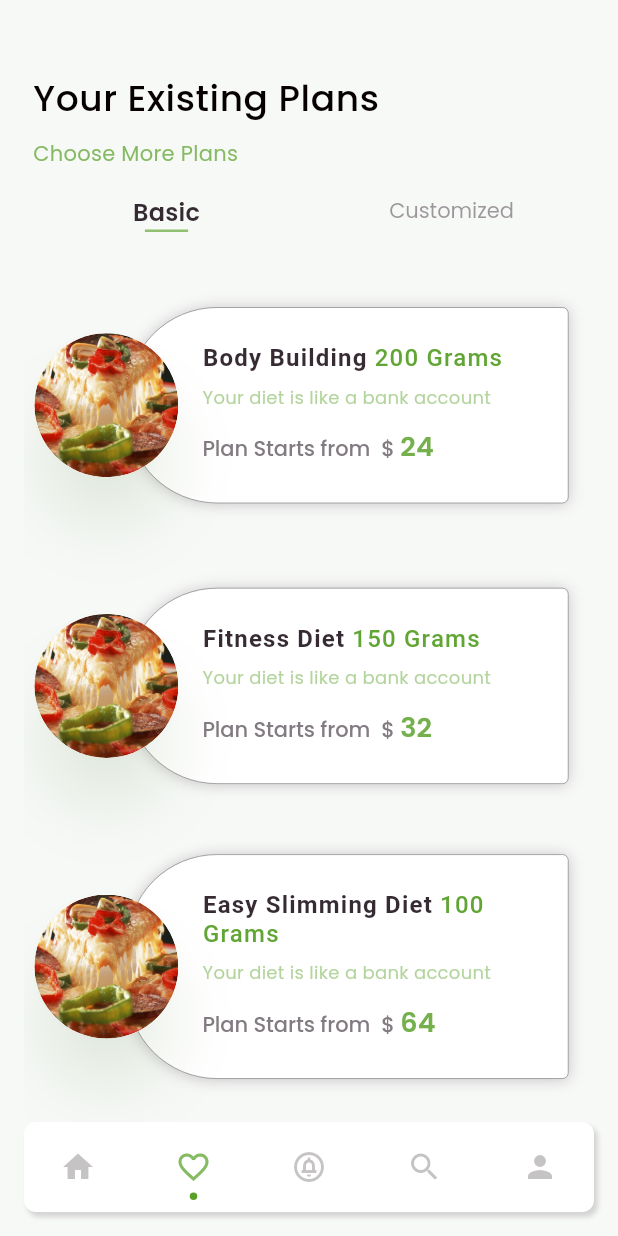
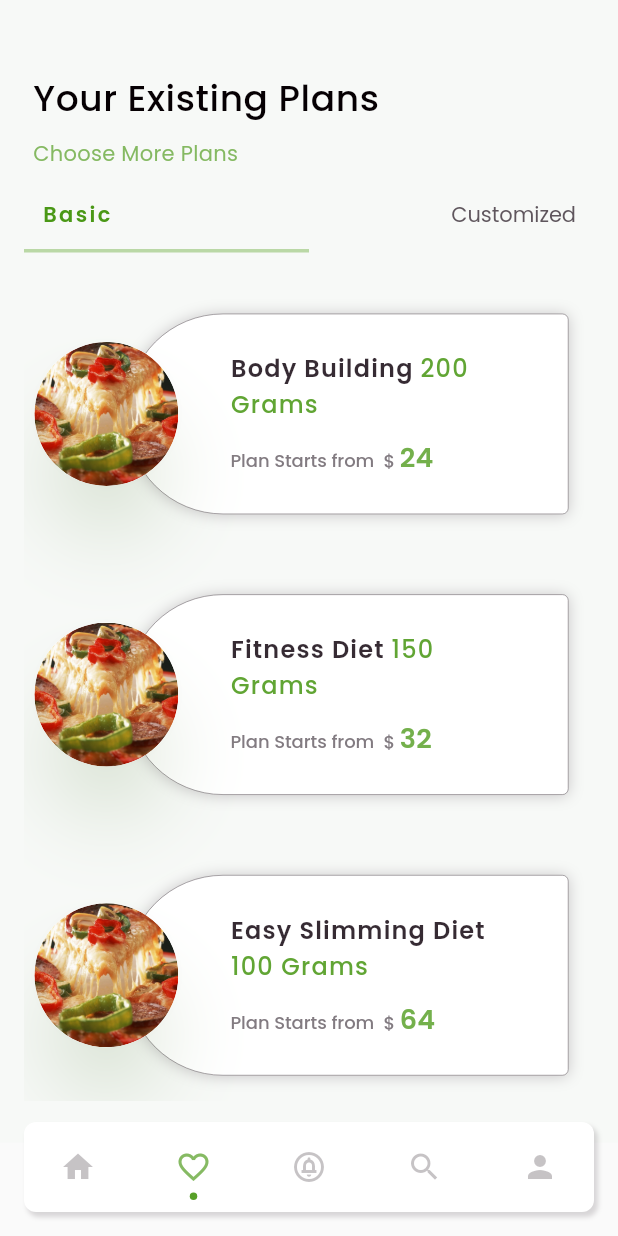
Before and after one commit to NNandhakumar26/AnandaFood, a Flutter app: the screen it shows after launch, item 2 of the bottom bar chosen, on a phone screen of 412 x 824 dp. Run offline on Flutter 3.47's test engine with Material 2 defaults, Android fonts, the light colour scheme and no system bars; drawn by our look-alikes of dot_navigation_bar; our stand-ins replace get, get_storage, lottie; missing offline and left inert: flex_color_picker.

Commit message:
"Second Screen Design"

```diff
--- a/lib/SecondPage/Second_Main.dart
+++ b/lib/SecondPage/Second_Main.dart
@@ -1,15 +1,18 @@
+import 'dart:ui';
+
 import 'package:flutter/material.dart';
 import 'package:flutter/rendering.dart';
 import 'package:get/get.dart';
 import '../Theme.dart';
+import 'AvailablePlansScreen.dart';
+import 'MealCustomizationPlan.dart';
 
 class SecondPage extends StatelessWidget {
   const SecondPage({Key? key}) : super(key: key);
 
   @override
   Widget build(BuildContext context) {
-    return Container(
-      child: SingleChildScrollView(
+    return SingleChildScrollView(
       child: Container(
         padding: EdgeInsets.symmetric(horizontal: 16, vertical: 8),
         color: Style.prime[50]!.withOpacity(0.04),
@@ -54,44 +57,60 @@ class SecondPage extends StatelessWidget {
             DefaultTabController(
               length: 2,
               initialIndex: 0,
-                child: Container(
               child: Column(
                 children: [
                   TabBar(
                     unselectedLabelStyle: Style.subtitle.copyWith(
                       fontWeight: FontWeight.w400,
-                          color: Style.accent[400]!.withOpacity(0.60),
+
+                      // color: Style.accent[400],
                     ),
-                        labelStyle: Style.title.copyWith(
+                    labelStyle: Style.subtitle.copyWith(
                       fontWeight: FontWeight.w600,
-                          color: Style.accent[800]!.withOpacity(0.87),
+                      letterSpacing: 1.6,
+                      // color: Style.accent[800],
                     ),
-                        indicatorColor: Style.prime[300],
-                        indicatorPadding: EdgeInsets.all(8),
+                    labelColor: Style.prime[800],
+                    unselectedLabelColor: Style.accent[400],
+                    indicatorColor: Style.prime[50],
+                    // indicatorPadding: EdgeInsets.all(16),
                     labelPadding: EdgeInsets.all(8),
-                        indicatorWeight: 1.6,
-                        indicatorSize: TabBarIndicatorSize.label,
+                    indicatorWeight: 2.4,
                     tabs: [
-                          Text(
+                      Container(
+                        padding:
+                            EdgeInsets.symmetric(vertical: 4, horizontal: 4),
+                        width: Get.width,
+                        child: Text(
                           'Basic',
                           textAlign: TextAlign.left,
                         ),
-                          Text('Customized'),
+                      ),
+                      Container(
+                        padding:
+                            EdgeInsets.symmetric(vertical: 4, horizontal: 4),
+                        width: Get.width,
+                        child: Text(
+                          'Customized',
+                          textAlign: TextAlign.right,
+                        ),
+                      ),
                     ],
                   ),
                   Container(
-                        height: Get.height,
-                        width: Get.width,
+                    height: Get.height / 1.5,
                     margin: EdgeInsets.symmetric(vertical: 16),
                     child: TabBarView(
                       children: [
-                            Container(
+                        SingleChildScrollView(
+                          physics: BouncingScrollPhysics(),
                           child: Column(
                             children: [
                               PlansContainer(
                                 title: 'Body Building ',
                                 grams: '200 Grams',
                                 price: '24',
+                                first: true,
                               ),
                               SizedBox(
                                 height: 4,
@@ -100,6 +119,7 @@ class SecondPage extends StatelessWidget {
                                 title: 'Fitness Diet ',
                                 grams: '150 Grams',
                                 price: '32',
+                                first: true,
                               ),
                               SizedBox(
                                 height: 4,
@@ -108,17 +128,21 @@ class SecondPage extends StatelessWidget {
                                 title: 'Easy Slimming Diet ',
                                 grams: '100 Grams',
                                 price: '64',
+                                first: true,
                               ),
                             ],
                           ),
                         ),
                         Container(
+                          child: SingleChildScrollView(
+                            physics: BouncingScrollPhysics(),
                             child: Column(
                               children: [
                                 PlansContainer(
                                   title: 'Subscription Apps\'s ',
                                   grams: 'Custom Plan',
                                   price: '54',
+                                  first: false,
                                 ),
                                 SizedBox(
                                   height: 4,
@@ -127,6 +151,7 @@ class SecondPage extends StatelessWidget {
                                   title: 'Body Building ',
                                   grams: '200 Gms',
                                   price: '40',
+                                  first: false,
                                 ),
                                 SizedBox(
                                   height: 4,
@@ -135,6 +160,7 @@ class SecondPage extends StatelessWidget {
                                   title: 'Fitness Diet ',
                                   grams: '150 Gms',
                                   price: '23',
+                                  first: false,
                                 ),
                                 SizedBox(
                                   height: 4,
@@ -143,8 +169,10 @@ class SecondPage extends StatelessWidget {
                                   title: 'Easy Slimming Diet ',
                                   grams: '100 Gms',
                                   price: '30',
+                                  first: false,
                                 )
                               ],
+                            ),
                           ),
                         )
                       ],
@@ -153,12 +181,10 @@ class SecondPage extends StatelessWidget {
                 ],
               ),
             ),
-              ),
             SizedBox(
               height: 4,
             ),
           ],
-          ),
         ),
       ),
     );
@@ -169,11 +195,21 @@ class PlansContainer extends StatelessWidget {
   final title;
   final grams;
   final price;
-  PlansContainer({this.title, this.grams, this.price});
+  final first;
+  PlansContainer({this.title, this.grams, this.price, this.first});
 
   @override
   Widget build(BuildContext context) {
-    return Container(
+    return InkWell(
+      onTap: () {
+        if (first) {
+          Get.to(PlansScreen());
+        } else {
+          Get.to(CustomMealPage());
+        }
+        // Get.to(PlansScreen());
+      },
+      child: Container(
         height: Get.height / 4.5,
         // color: Style.white,
         child: Stack(
@@ -183,20 +219,25 @@ class PlansContainer extends StatelessWidget {
               left: Get.width / 6,
               child: Container(
                 width: Get.width / 1.4,
-              padding: EdgeInsets.only(left: 50, top: 24, bottom: 24),
+                padding: EdgeInsets.only(
+                  left: Get.width / 6,
+                  top: 24,
+                  bottom: 24,
+                  right: Get.width / 10,
+                ),
                 decoration: BoxDecoration(
                   color: Colors.white,
                   boxShadow: [
                     BoxShadow(
                       color: Style.accent[50]!.withOpacity(0.60),
                       blurRadius: 8,
-                    // spreadRadius: 0.005,
+                      spreadRadius: 0.005,
                       offset: Offset(0, 0.5),
                     ),
                   ],
                   borderRadius: BorderRadius.only(
-                  topLeft: Radius.circular(60),
-                  bottomLeft: Radius.circular(60),
+                    topLeft: Radius.circular(64),
+                    bottomLeft: Radius.circular(64),
                     topRight: Radius.circular(4),
                     bottomRight: Radius.circular(4),
                   ),
@@ -212,11 +253,12 @@ class PlansContainer extends StatelessWidget {
                   children: [
                     Container(
                       padding: EdgeInsets.only(right: 8),
+                      //MAKE THIS A COMMON FIELD
                       child: RichText(
                         softWrap: true,
                         text: TextSpan(
                           text: title,
-                        style: TextStyle(
+                          style: Style.subtitle.copyWith(
                             fontSize: 16,
                             letterSpacing: 0.8,
                             fontWeight: FontWeight.w600,
@@ -225,7 +267,7 @@ class PlansContainer extends StatelessWidget {
                           children: <TextSpan>[
                             TextSpan(
                               text: grams,
-                            style: TextStyle(
+                              style: Style.subtitle.copyWith(
                                 fontSize: 16,
                                 letterSpacing: 0.8,
                                 // wordSpacing: 0.8,
@@ -238,37 +280,17 @@ class PlansContainer extends StatelessWidget {
                         ),
                       ),
                     ),
-                  // Text(
-                  //   'Easy Slimming Diet 100 Gms',
-                  //   textAlign: TextAlign.left,
-                  //   overflow: TextOverflow.clip,
-                  //   softWrap: true,
-                  //   style: TextStyle(
-                  //     fontSize: 16,
-                  //     letterSpacing: 0.8,
-                  //     // wordSpacing: 0.8,
-                  //     fontWeight: FontWeight.w500,
-                  //     color: Style.accent[800]!.withOpacity(0.87),
-                  //   ),
-                  // ),
-                  SizedBox(
-                    height: 8,
-                  ),
-                  Text(
-                    'Your diet is like a bank account',
-                    style: Style.caption.copyWith(
-                      color: Style.prime[400]!.withOpacity(0.60),
-                      fontWeight: FontWeight.w400,
-                    ),
-                  ),
+
                     SizedBox(
                       height: 10,
                     ),
+                    //MAKE THIS A COMMON FIELD
                     RichText(
                       text: TextSpan(
                         text: 'Plan Starts from',
                         style: Style.subtitle.copyWith(
                           color: Style.accent[200],
+                          fontSize: 12,
                           fontWeight: FontWeight.w500,
                         ),
                         children: <TextSpan>[
@@ -294,9 +316,9 @@ class PlansContainer extends StatelessWidget {
                 shape: CircleBorder(side: BorderSide.none),
                 borderOnForeground: true,
                 // shadowColor: Style.primary.withOpacity(0.2),
-              shadowColor: Style.prime.withOpacity(0.2),
+                shadowColor: Style.prime[900]!.withOpacity(0.2),
                 clipBehavior: Clip.antiAlias,
-              elevation: 18,
+                elevation: 20,
                 child: CircleAvatar(
                   foregroundColor: Style.accent[900],
                   backgroundColor: Style.prime[50]!.withOpacity(0.098),
@@ -307,6 +329,7 @@ class PlansContainer extends StatelessWidget {
             )
           ],
         ),
+      ),
     );
   }
 }
--- a/lib/Theme.dart
+++ b/lib/Theme.dart
@@ -46,6 +46,18 @@ class Style {
   static const Color darkText = Color(0xFF4B414B);
   static const Color lightText = Color(0xFF6C6C6C);
   static const Color dark_grey = Color(0xFF313A44);
+
+  static final colors = [
+    Colors.brown[400],
+    Colors.green[400],
+    Colors.red[400],
+    Colors.blue[400],
+    Colors.deepPurple[400],
+    Colors.orange[400],
+    Colors.red[400],
+    Colors.pink[400],
+    Colors.deepOrange[400],
+  ];
 
   // static const Color prime900 = Color(0xff006d01);
   // static const Color prime800 = Color(0xff1d9019);
```
Also changed, not shown: lib/HomePage/FirstScreen.dart (+3 -13 lines), lib/SecondPage/AvailablePlansScreen.dart (added, +337 -0 lines), lib/SecondPage/MealCustomizationPlan.dart (added, +150 -0 lines), pubspec.lock. Lines whose indentation alone changed are shown as unchanged.
